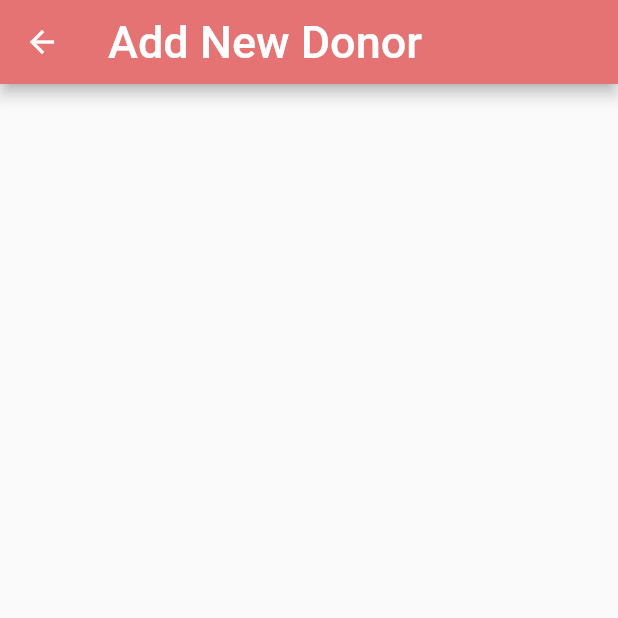
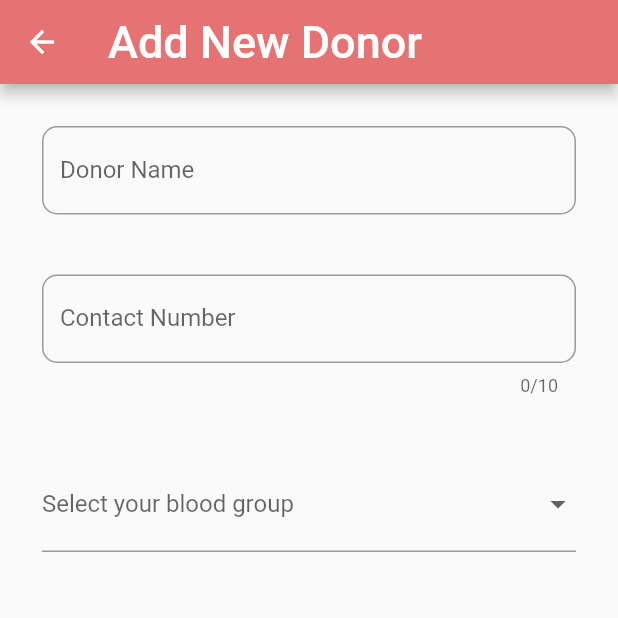
Before and after one commit to Snehau259/Blood-donation-app-flutter, a Flutter app: the AddDonor screen opened by its route, on a phone screen of 412 x 824 dp, the top half of it. Run offline on Flutter 3.47's test engine with Material 2 defaults, Android fonts, the phone set to English and light mode, and no system bars; missing offline and left inert: dart:html.

Commit message:
add. 2 textfields & dropdown

```diff
--- a/lib/pages/addDonor.dart
+++ b/lib/pages/addDonor.dart
@@ -10,14 +10,56 @@ class AddDonor extends StatefulWidget {
 }
 
 class AddDonorState extends State<AddDonor> {
+  final bloodGroups = ["A+ve", "B+ve", "A-ve", "B-ve", "AB+ve"];
+  String donorsBloodGroup = "";
   @override
   Widget build(BuildContext context) {
     return Scaffold(
-      appBar: AppBar(
+        appBar: AppBar(
           title: Text(
-        "Add New Donor",
-        style: TextStyle(fontSize: 30),
-      ),backgroundColor: Colors.red[300],)
-    );
+            "Add New Donor",
+            style: TextStyle(fontSize: 30),
+          ),
+          backgroundColor: Colors.red[300],
+        ),
+        body: Padding(
+          padding: const EdgeInsets.all(8.0),
+          child: Column(
+            children: [
+              Padding(
+                padding: const EdgeInsets.all(20.0),
+                child: TextField(
+                    decoration: InputDecoration(
+                        border: OutlineInputBorder(
+                            borderRadius:
+                                BorderRadius.all(Radius.circular(10))),
+                        label: Text("Donor Name"))),
+              ),
+              Padding(
+                padding: const EdgeInsets.all(20.0),
+                child: TextField(
+                    keyboardType: TextInputType.number,
+                    maxLength: 10,
+                    decoration: InputDecoration(
+                        border: OutlineInputBorder(
+                            borderRadius:
+                                BorderRadius.all(Radius.circular(10))),
+                        label: Text("Contact Number"))),
+              ),
+              Padding(
+                padding: const EdgeInsets.all(20.0),
+                child: DropdownButtonFormField(
+                    decoration:
+                        InputDecoration(label: Text("Select your blood group")),
+                    items: bloodGroups
+                        .map((e) => DropdownMenuItem(child: Text(e), value: e))
+                        .toList(),
+                    onChanged: (value) {
+                      donorsBloodGroup = value as String;
+                    }),
+              )
+            ],
+          ),
+        ));
   }
 }
```
